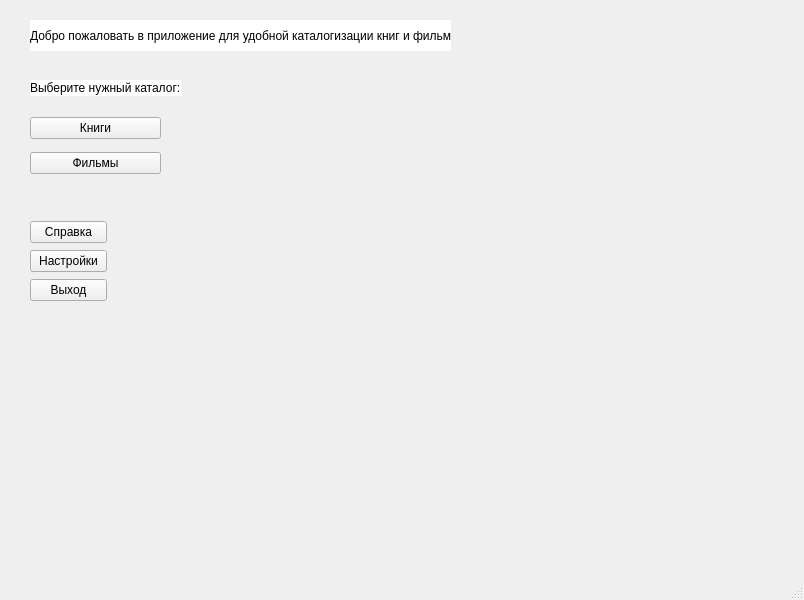
Before: the Qt Designer form My_Project/first_window.ui in alizalas/QtProject, drawn with Qt 5.
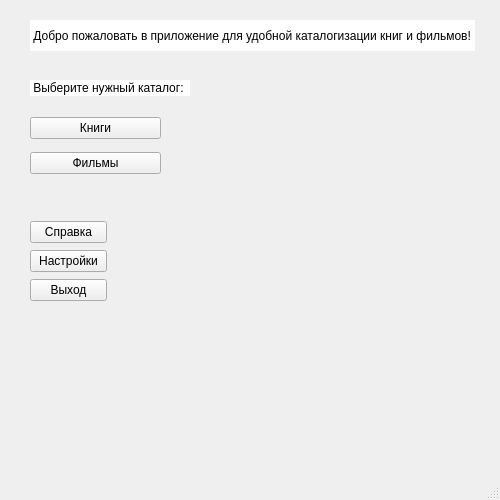
After: the same form once the commit is applied.

```diff
--- a/My_Project/first_window.ui
+++ b/My_Project/first_window.ui
@@ -6,8 +6,8 @@
    <rect>
     <x>0</x>
     <y>0</y>
-    <width>804</width>
-    <height>600</height>
+    <width>500</width>
+    <height>500</height>
    </rect>
   </property>
   <property name="windowTitle">
@@ -19,7 +19,7 @@
      <rect>
       <x>30</x>
       <y>20</y>
-      <width>421</width>
+      <width>445</width>
       <height>31</height>
      </rect>
     </property>
@@ -29,7 +29,7 @@
 }</string>
     </property>
     <property name="text">
-     <string>Добро пожаловать в приложение для удобной каталогизации книг и фильмов!</string>
+     <string> Добро пожаловать в приложение для удобной каталогизации книг и фильмов!</string>
     </property>
    </widget>
    <widget class="QLabel" name="label_2">
@@ -37,7 +37,7 @@
      <rect>
       <x>30</x>
       <y>80</y>
-      <width>151</width>
+      <width>160</width>
       <height>16</height>
      </rect>
     </property>
@@ -47,7 +47,7 @@
 }</string>
     </property>
     <property name="text">
-     <string>Выберите нужный каталог:</string>
+     <string> Выберите нужный каталог:</string>
     </property>
    </widget>
    <widget class="QWidget" name="">
```
